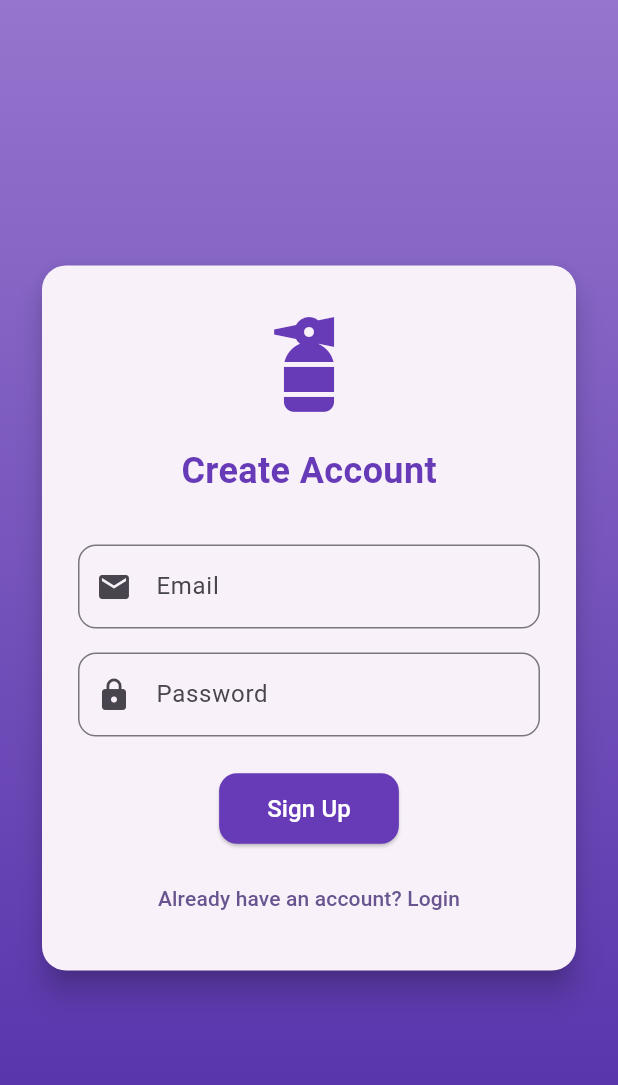
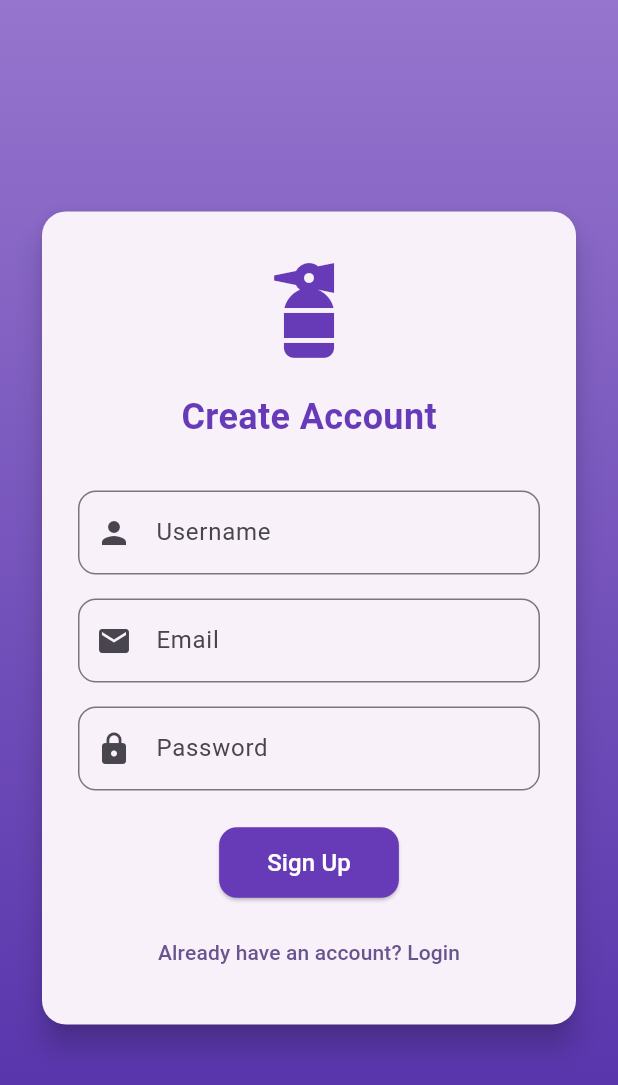
Before and after one commit to Vishnu252005/fire_extinguisher_manager, a Flutter app: the screen it shows after launch, after a tap on "Login", after a tap on "Create Account", on a phone screen of 412 x 824 dp. Shown: the top 1085 px of the screen. Run offline on Flutter 3.47's test engine with Material 3 defaults, Android fonts, the light colour scheme and no system bars; our stand-ins replace cloud_firestore, firebase_auth, firebase_core; accounts and stored records are empty.

Commit message:
update user sign up

```diff
--- a/lib/main.dart
+++ b/lib/main.dart
@@ -54,6 +54,7 @@ class LoginScreen extends StatefulWidget {
 class _LoginScreenState extends State<LoginScreen> {
   final TextEditingController _emailController = TextEditingController();
   final TextEditingController _passwordController = TextEditingController();
+  final TextEditingController _usernameController = TextEditingController();
   final FirebaseAuth _auth = FirebaseAuth.instance;
   final FirebaseFirestore _firestore = FirebaseFirestore.instance;
   String? _error;
@@ -64,6 +65,7 @@ class _LoginScreenState extends State<LoginScreen> {
   void dispose() {
     _emailController.dispose();
     _passwordController.dispose();
+    _usernameController.dispose();
     super.dispose();
   }
 
@@ -76,8 +78,9 @@ class _LoginScreenState extends State<LoginScreen> {
     try {
       final String email = _emailController.text.trim();
       final String password = _passwordController.text.trim();
+      final String username = _usernameController.text.trim();
 
-      if (email.isEmpty || password.isEmpty) {
+      if (email.isEmpty || password.isEmpty || (_isSignUp && username.isEmpty)) {
         setState(() {
           _error = 'Please fill in all fields';
           _isLoading = false;
@@ -86,7 +89,7 @@ class _LoginScreenState extends State<LoginScreen> {
       }
 
       if (_isSignUp) {
-        await _signUp(email, password);
+        await _signUp(email, password, username);
       } else {
         await _login(email, password);
       }
@@ -146,7 +149,7 @@ class _LoginScreenState extends State<LoginScreen> {
     }
   }
 
-  Future<void> _signUp(String email, String password) async {
+  Future<void> _signUp(String email, String password, String username) async {
     try {
       final UserCredential userCredential = await _auth.createUserWithEmailAndPassword(
         email: email,
@@ -154,11 +157,27 @@ class _LoginScreenState extends State<LoginScreen> {
       );
 
       if (userCredential.user != null) {
-        if (mounted) {
-          Navigator.pushReplacement(
-            context,
-            MaterialPageRoute(builder: (context) => const ExtinguisherListScreen()),
-          );
+        try {
+          await _firestore.collection(AppConstants.usersCollection).add({
+            AppConstants.emailField: email,
+            'username': username,
+            AppConstants.userIdField: userCredential.user!.uid,
+            AppConstants.createdAtField: FieldValue.serverTimestamp(),
+          });
+          if (mounted) {
+            ScaffoldMessenger.of(context).showSnackBar(
+              const SnackBar(content: Text('Account created successfully!')),
+            );
+            Navigator.pushReplacement(
+              context,
+              MaterialPageRoute(builder: (context) => const ExtinguisherListScreen()),
+            );
+          }
+        } catch (firestoreError) {
+          setState(() {
+            _error = 'Sign up succeeded, but failed to save user data: '
+                '\n${firestoreError.toString()}';
+          });
         }
       }
     } on FirebaseAuthException catch (e) {
@@ -208,6 +227,15 @@ class _LoginScreenState extends State<LoginScreen> {
                         style: const TextStyle(fontSize: 24, fontWeight: FontWeight.bold, color: Colors.deepPurple),
                       ),
                       const SizedBox(height: 32),
+                      TextField(
+                        controller: _usernameController,
+                        decoration: const InputDecoration(
+                          labelText: 'Username',
+                          prefixIcon: Icon(Icons.person),
+                          border: OutlineInputBorder(borderRadius: BorderRadius.all(Radius.circular(12))),
+                        ),
+                      ),
+                      const SizedBox(height: 16),
                       TextField(
                         controller: _emailController,
                         decoration: InputDecoration(
```
